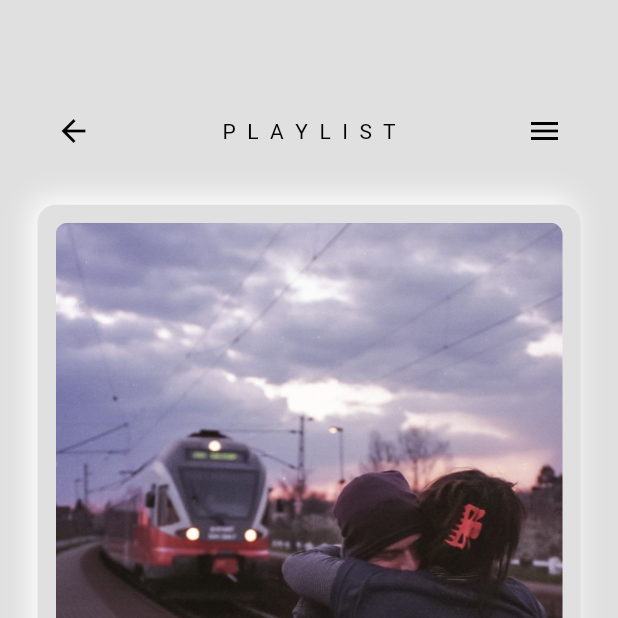
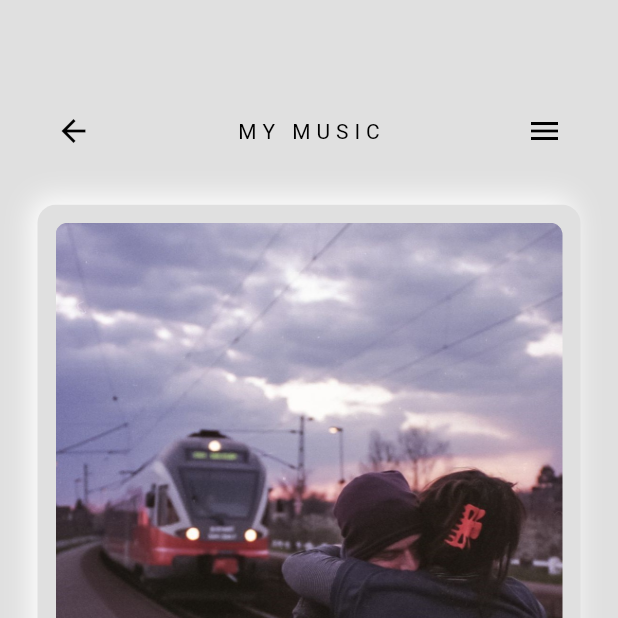
Before and after one commit to navjeet-lohan/Music_App, a Flutter app: the screen it shows after launch, after a tap on "Dooriyan", on a phone screen of 412 x 824 dp, the top half of it. Run offline on Flutter 3.47's test engine with Material 3 defaults, Android fonts, the phone set to English and light mode, and no system bars; our stand-ins replace audioplayers.

Commit message:
initial commit

```diff
--- a/lib/pages/home_page.dart
+++ b/lib/pages/home_page.dart
@@ -43,7 +43,7 @@ void initState(){
 
           backgroundColor: Theme.of(context).colorScheme.background,
           appBar: AppBar(
-              title: const Text("P  L  A  Y  L  I  S  T")),
+              title: const Text("M Y   M U S I C")),
           drawer: const MyDrawer(),
           body: Consumer<PlaylistProvider>(
 
--- a/lib/pages/song_page.dart
+++ b/lib/pages/song_page.dart
@@ -42,7 +42,7 @@ return formattedTime;
                             onPressed: () =>{Navigator.pop(context)},
                             icon: const Icon(Icons.arrow_back)),
                         //title
-                        const Text("P  L  A  Y  L  I  S  T"),
+                        const Text("M Y   M U S I C"),
                         //menu button
                         IconButton(
                             onPressed: () {},
```
